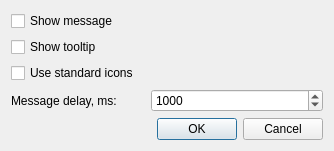
Old version of the form src/plugins/General/statusicon/settingsdialog.ui in the repository ksv1986/qmmp-staging.
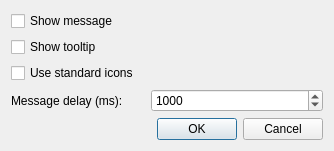
New version of the form.

```diff
--- a/src/plugins/General/statusicon/settingsdialog.ui
+++ b/src/plugins/General/statusicon/settingsdialog.ui
@@ -31,7 +31,7 @@
    <item row="4" column="0" colspan="2">
     <widget class="QLabel" name="label_3">
      <property name="text">
-      <string>Message delay, ms:</string>
+      <string>Message delay (ms):</string>
      </property>
      <property name="alignment">
       <set>Qt::AlignLeading|Qt::AlignLeft|Qt::AlignVCenter</set>
```
